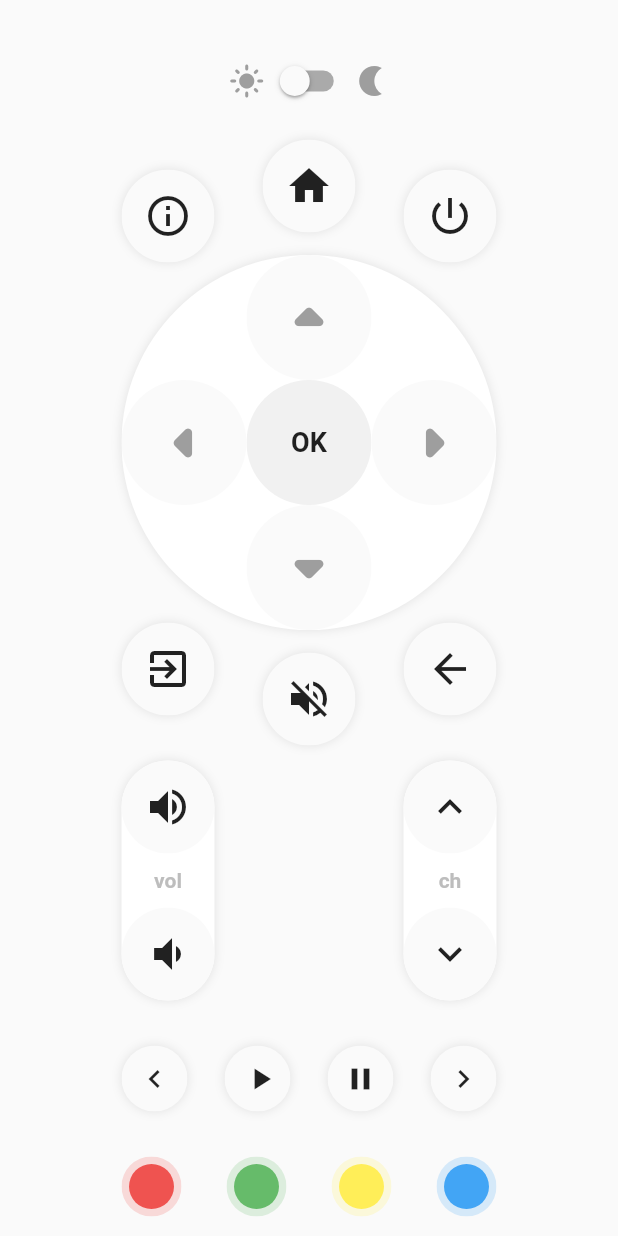
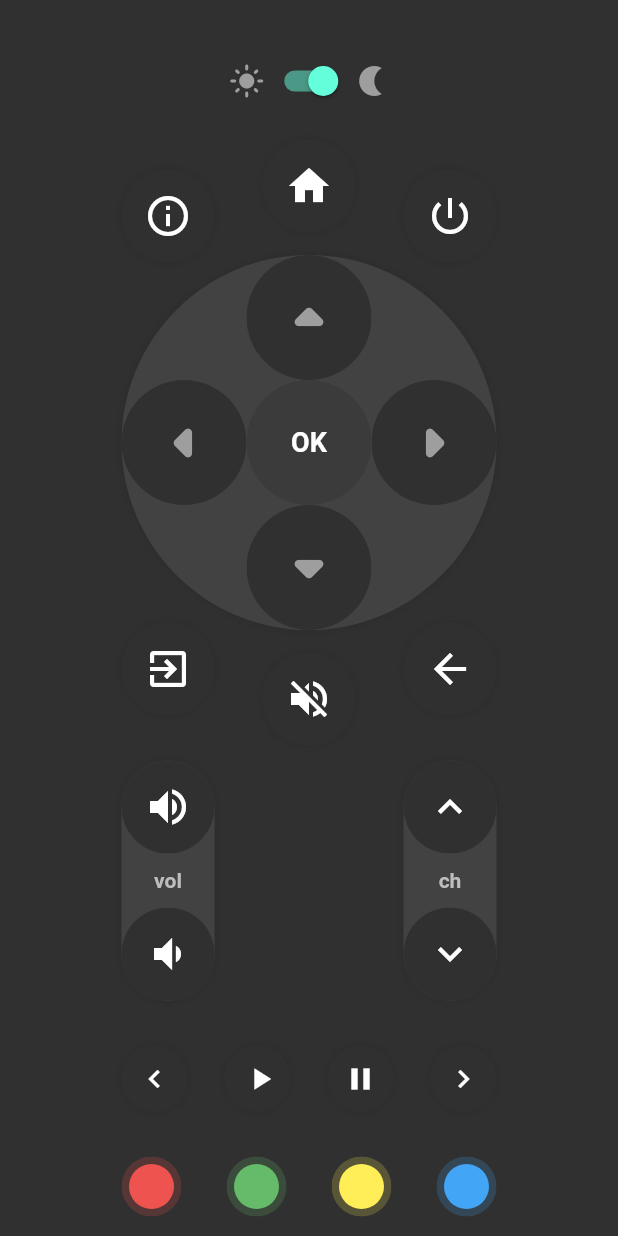
Before and after one commit to William-Santos-Dantas/remote_control, a Flutter app: the screen it shows after launch, on a phone screen of 412 x 824 dp. Run offline on Flutter 3.47's test engine with Material 2 defaults, Android fonts, the phone set to English and light mode, and no system bars; our stand-ins replace get, get_storage; missing offline and left inert: ir_sensor_plugin; statements that could not run were skipped.

Commit message:
change theme

```diff
--- a/lib/core/ui/controller_ui.dart
+++ b/lib/core/ui/controller_ui.dart
@@ -1,24 +1,5 @@
 import 'package:flutter/material.dart';
 
-class ControllerUi {
-  ControllerUi._();
+final ThemeData appThemeDataLight = ThemeData.light().copyWith();
 
-  static final ThemeData theme = ThemeData(
-    primaryColor: const Color(0xFF007D21),
-    primaryColorDark: const Color(0xFF00343F),
-    elevatedButtonTheme: ElevatedButtonThemeData(
-      style: ElevatedButton.styleFrom(
-        primary: const Color(0xFF007D21),
-      ),
-    ),
-    bottomNavigationBarTheme: BottomNavigationBarThemeData(
-      selectedItemColor: Colors.black,
-      selectedIconTheme: const IconThemeData(color: Colors.black),
-      selectedLabelStyle: textBold,
-      unselectedItemColor: Colors.grey[400],
-      unselectedIconTheme: IconThemeData(color: Colors.grey[400]),
-    ),
-  );
-
-  static const TextStyle textBold = TextStyle(fontWeight: FontWeight.bold);
-}
+final ThemeData appThemeDataDark = ThemeData.dark().copyWith();
--- a/lib/main.dart
+++ b/lib/main.dart
@@ -1,21 +1,30 @@
 import 'package:flutter/material.dart';
+import 'package:flutter/services.dart';
 import 'package:get/get.dart';
+import 'package:get_storage/get_storage.dart';
 import 'core/bindings/application_binding.dart';
 import 'core/ui/controller_ui.dart';
 import 'routes/home_routers.dart';
 
 Future<void> main() async {
-  runApp(const DartWeekMainApp());
+  await GetStorage.init('controller');
+  runApp(const ControllerMainApp());
+
+  SystemChrome.setPreferredOrientations([
+    DeviceOrientation.portraitUp,
+  ]);
 }
 
-class DartWeekMainApp extends StatelessWidget {
-  const DartWeekMainApp({Key? key}) : super(key: key);
+class ControllerMainApp extends StatelessWidget {
+  const ControllerMainApp({Key? key}) : super(key: key);
 
   @override
   Widget build(BuildContext context) {
     return GetMaterialApp(
       title: 'Pomodoro Clock',
-      theme: ControllerUi.theme,
+      theme: appThemeDataLight,
+      darkTheme: appThemeDataDark,
+      themeMode: ThemeMode.system,
       initialBinding: ApplicationBinding(),
       getPages: [
         ...HomeRouters.routers,
--- a/lib/modules/home/home_page.dart
+++ b/lib/modules/home/home_page.dart
@@ -33,9 +33,13 @@ class HomePage extends GetView<HomeController> {
                         Icons.light_mode,
                         color: Colors.grey,
                       ),
-                      Switch(
-                        value: false,
-                        onChanged: (value) {},
+                      Obx(
+                        () => Switch(
+                          value: controller.theme,
+                          onChanged: (value) {
+                            controller.changeTheme();
+                          },
+                        ),
                       ),
                       const Icon(
                         Icons.nightlight,
--- a/pubspec.yaml
+++ b/pubspec.yaml
@@ -35,6 +35,7 @@ dependencies:
   # Use with the CupertinoIcons class for iOS style icons.
   cupertino_icons: ^1.0.2
   get: ^4.6.1
+  get_storage: ^2.0.3
   ir_sensor_plugin: ^0.2.0
 
 dev_dependencies:
```
Also changed, not shown: lib/modules/home/home_controller.dart (+30 -4 lines), pubspec.lock.
